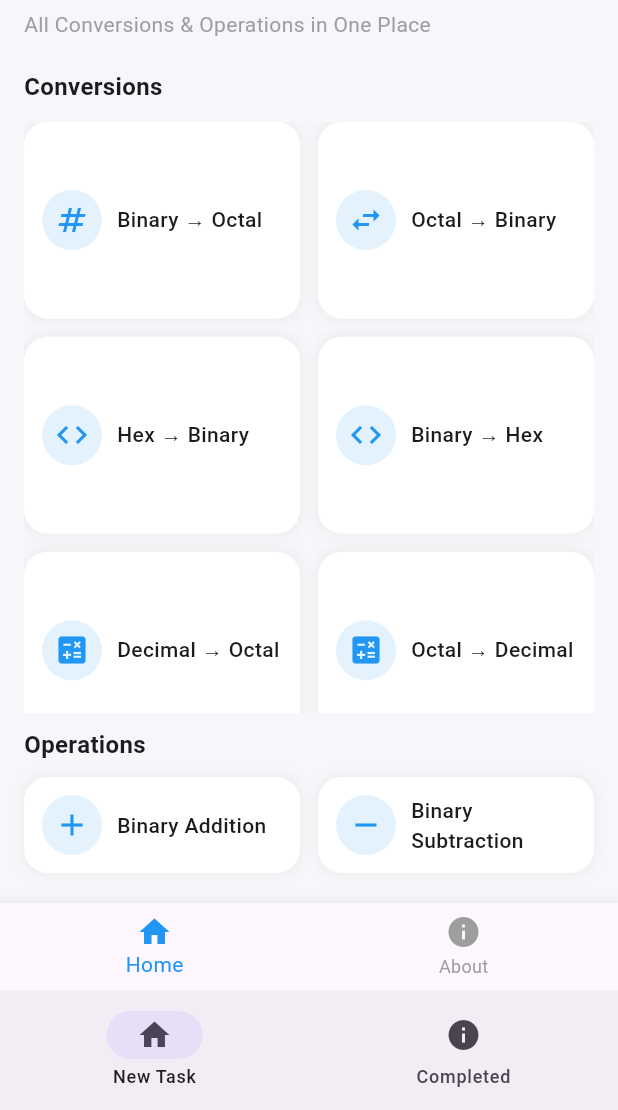
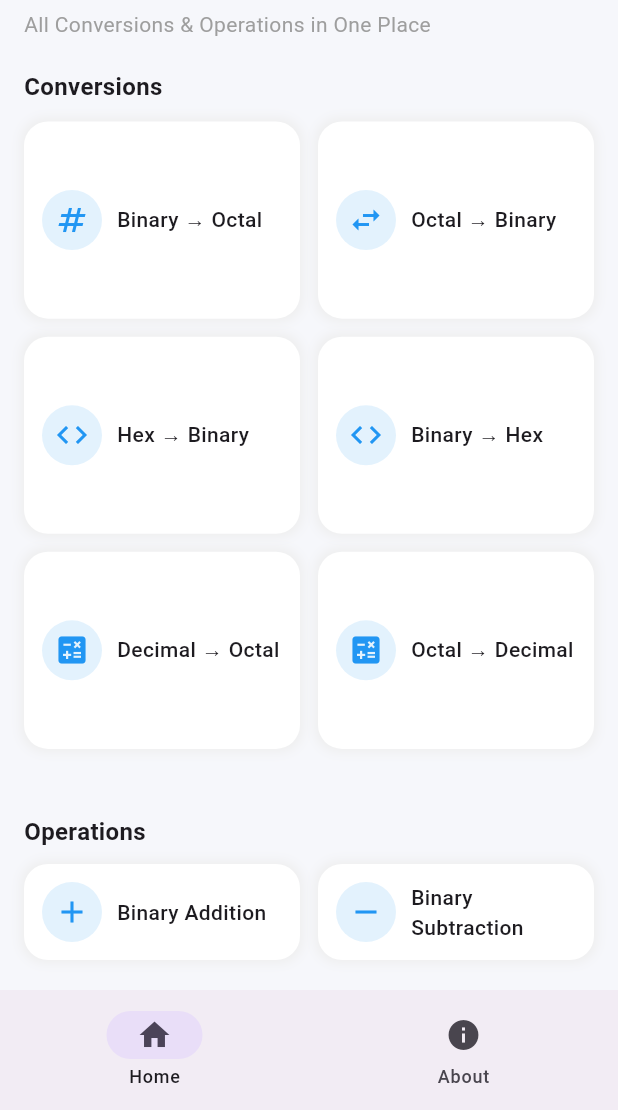
Before and after one commit to sakib2107/Number_System_App, a Flutter app: the MainNavScreen screen opened directly, on a phone screen of 412 x 824 dp, the part 126-1236 px from its top. Run offline on Flutter 3.47's test engine with Material 3 defaults, Android fonts, the phone set to English and light mode, and no system bars.

Commit message:
update ui

```diff
--- a/lib/app.dart
+++ b/lib/app.dart
@@ -1,5 +1,6 @@
 import 'package:flutter/material.dart';
 import 'home.dart';
+import 'main_nav.dart';
 
 class MyApp extends StatelessWidget {
   const MyApp({super.key});
@@ -12,7 +13,7 @@ class MyApp extends StatelessWidget {
       theme: ThemeData(
         colorScheme: ColorScheme.fromSeed(seedColor: Colors.deepPurple),
       ),
-      home:Home(),
+      home:MainNavScreen(),
     );
   }
 }
--- a/lib/home.dart
+++ b/lib/home.dart
@@ -157,16 +157,16 @@ class Home extends StatelessWidget {
         ),
       ),
 
-      // 🔹 Bottom Navigation
-      bottomNavigationBar: BottomNavigationBar(
-        currentIndex: 0,
-        selectedItemColor: Colors.blue,
-        unselectedItemColor: Colors.grey,
-        items: const [
-          BottomNavigationBarItem(icon: Icon(Icons.home), label: "Home"),
-          BottomNavigationBarItem(icon: Icon(Icons.info), label: "About"),
-        ],
-      ),
+      // // 🔹 Bottom Navigation
+      // bottomNavigationBar: BottomNavigationBar(
+      //   currentIndex: 0,
+      //   selectedItemColor: Colors.blue,
+      //   unselectedItemColor: Colors.grey,
+      //   items: const [
+      //     BottomNavigationBarItem(icon: Icon(Icons.home), label: "Home"),
+      //     BottomNavigationBarItem(icon: Icon(Icons.info), label: "About"),
+      //   ],
+      // ),
     );
   }
 }
--- a/lib/main_nav.dart
+++ b/lib/main_nav.dart
@@ -11,7 +11,7 @@ class MainNavScreen extends StatefulWidget {
 
 class _MainNavScreenState extends State<MainNavScreen> {
   int _selectedIndex=0;
-  List<Widget> _screens=[
+  final List<Widget> _screens=[
      Home(),
      About(),
   ];
@@ -28,8 +28,8 @@ class _MainNavScreenState extends State<MainNavScreen> {
           });
         },
         destinations: [
-          NavigationDestination(icon:Icon(Icons.home), label: 'New Task'),
-          NavigationDestination(icon:Icon(Icons.info), label: 'Completed'),
+          NavigationDestination(icon:Icon(Icons.home), label: 'Home'),
+          NavigationDestination(icon:Icon(Icons.info), label: 'About'),
         ],
       ),
     );
```
